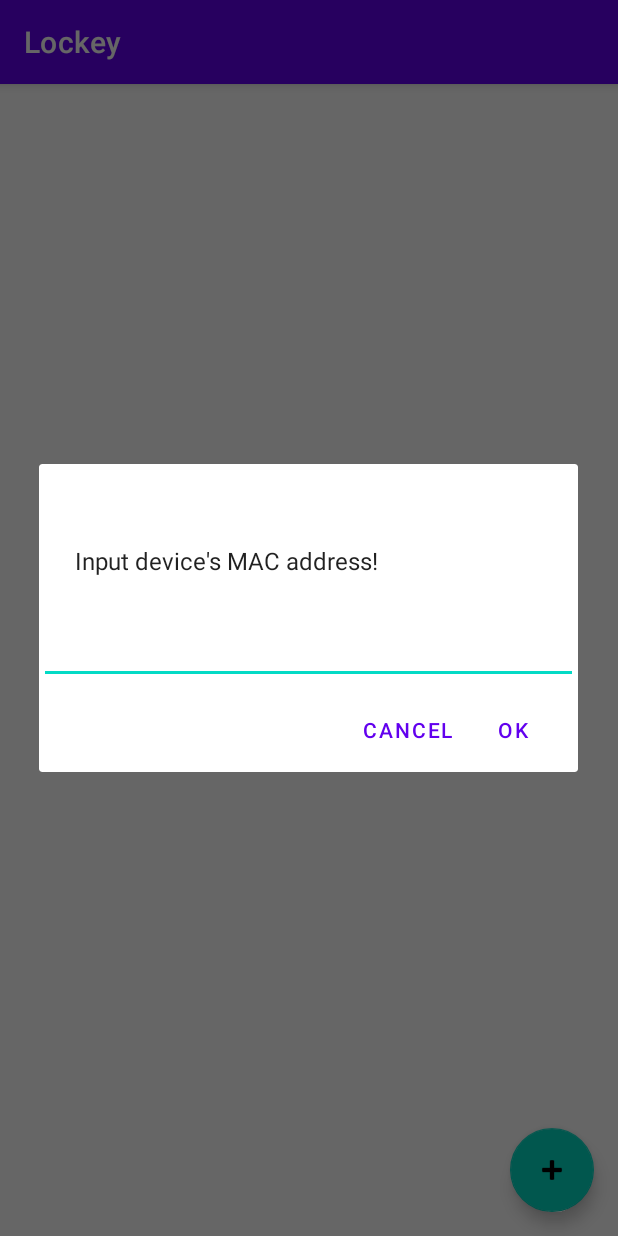
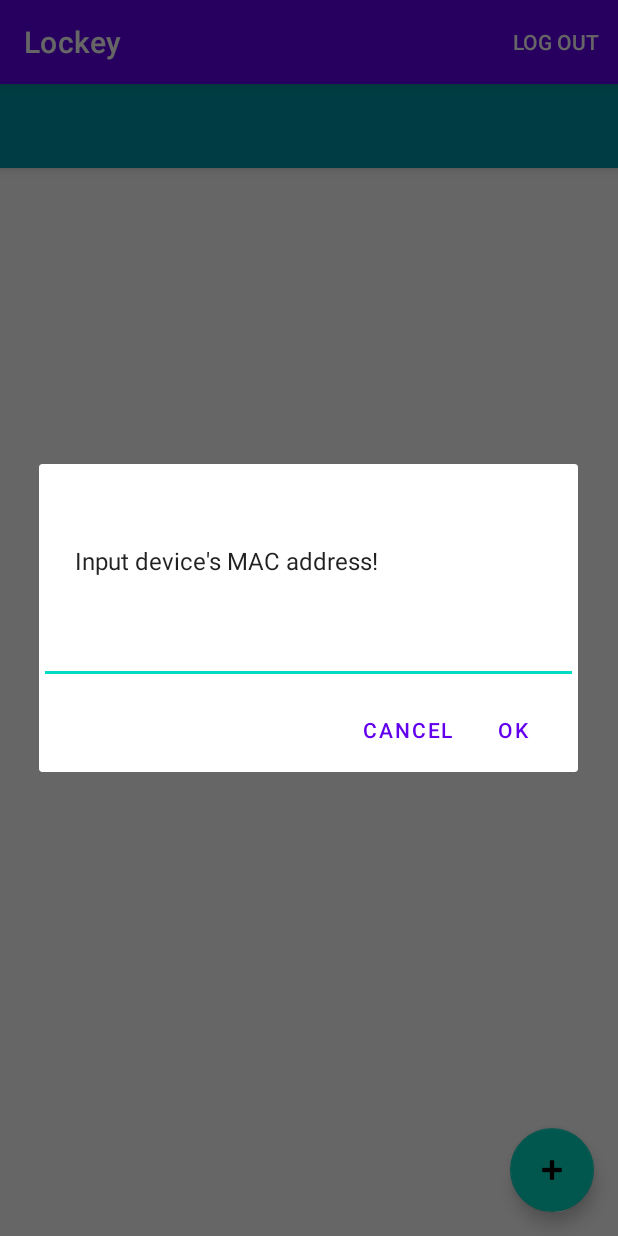
Before and after one commit to shark0151/LockeyApp, an Android app: the DeviceListActivity screen opened directly, with no data from a screen before it, after a tap on an icon or button, on a phone screen of 412 x 824 dp. Run offline under Robolectric (Android 15) with nearby library versions, the phone set to English and light mode, and no system bars; 1 statement that could not run was skipped.

Commit message:
sign out

```diff
--- a/app/src/main/java/com/example/lockey/DeviceListActivity.java
+++ b/app/src/main/java/com/example/lockey/DeviceListActivity.java
@@ -9,14 +9,15 @@ import android.text.InputType;
 import android.view.View;
 import android.widget.EditText;
 import android.widget.Toast;
-
+import androidx.appcompat.widget.Toolbar;
 import androidx.appcompat.app.AlertDialog;
 import androidx.appcompat.app.AppCompatActivity;
 
 import com.google.android.material.floatingactionbutton.FloatingActionButton;
 
 import java.util.Set;
-
+import android.view.Menu;
+import android.view.MenuItem;
 import retrofit2.Call;
 import retrofit2.Callback;
 import retrofit2.Response;
@@ -28,6 +29,8 @@ public class DeviceListActivity extends AppCompatActivity {
     protected void onCreate(Bundle savedInstanceState) {
         super.onCreate(savedInstanceState);
         setContentView(R.layout.activity_device_list);
+        Toolbar toolbar = findViewById(R.id.toolbar);
+        setSupportActionBar(toolbar);
 
         //Add button
         FloatingActionButton fab = findViewById(R.id.fab);
@@ -37,6 +40,26 @@ public class DeviceListActivity extends AppCompatActivity {
                 MACdialog();
             }
         });
+    }
+
+    @Override
+    public boolean onCreateOptionsMenu(Menu menu) {
+        getMenuInflater().inflate(R.menu.menu_timeline, menu);
+        menu.findItem(R.id.sign_out_button).setTitle("Log Out");
+        return super.onCreateOptionsMenu(menu);
+    }
+    @Override
+    public boolean onOptionsItemSelected(MenuItem item) {
+        switch (item.getItemId()) {
+            case R.id.sign_out_button:
+                Intent gotoDevice = new Intent(DeviceListActivity.this, MainActivity.class);
+                startActivity(gotoDevice);
+                DeviceListActivity.this.finish();
+                finish();
+                return true; // true: menu processing done, no further actions
+            default:
+                return super.onOptionsItemSelected(item);
+        }
     }
 
     private void AddDeviceToUser(String mac){
--- a/app/src/main/java/com/example/lockey/MainActivity.java
+++ b/app/src/main/java/com/example/lockey/MainActivity.java
@@ -86,6 +86,7 @@ public class MainActivity extends AppCompatActivity {
                 Intent gotoDevice = new Intent(MainActivity.this, DeviceListActivity.class);
                 gotoDevice.putExtra("userID", theUser.getId());
                 startActivity(gotoDevice);
+                MainActivity.this.finish();
             }
         }
         else {
--- a/app/src/main/res/layout/activity_device_list.xml
+++ b/app/src/main/res/layout/activity_device_list.xml
@@ -13,4 +13,19 @@
         android:layout_alignParentBottom="true"
         android:src="@android:drawable/ic_input_add"
         android:layout_margin="16dp" />
+    <com.google.android.material.appbar.AppBarLayout
+        android:layout_width="match_parent"
+        android:layout_height="wrap_content"
+        android:theme="?attr/actionBarTheme">
+
+        <androidx.appcompat.widget.Toolbar
+            android:id="@+id/toolbar"
+            android:layout_width="match_parent"
+            android:layout_height="?attr/actionBarSize"
+            android:background="@color/ToolbarColor"
+            app:popupTheme="?attr/actionBarTheme">
+
+        </androidx.appcompat.widget.Toolbar>
+
+    </com.google.android.material.appbar.AppBarLayout>
 </RelativeLayout>
--- /dev/null
+++ b/app/src/main/res/menu/menu_timeline.xml
@@ -0,0 +1,9 @@
+<?xml version="1.0" encoding="utf-8"?>
+<menu xmlns:android="http://schemas.android.com/apk/res/android"
+    xmlns:app="http://schemas.android.com/apk/res-auto">
+    <item
+        android:id="@+id/sign_out_button"
+        android:orderInCategory="1"
+        android:title="Sign Out"
+        app:showAsAction="always" />
+</menu>
```
